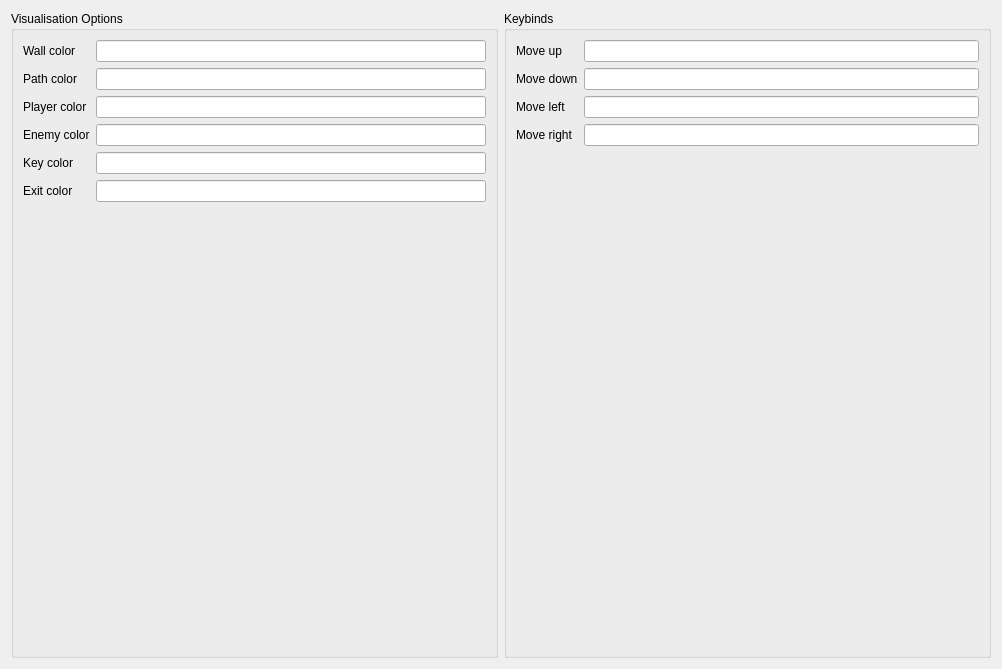
First picture: the form in QT_UI_Design/UI_OptionsScreen.ui, repository JasonLiu1229/Automata-Group-Project_2021-2022, before the edit.
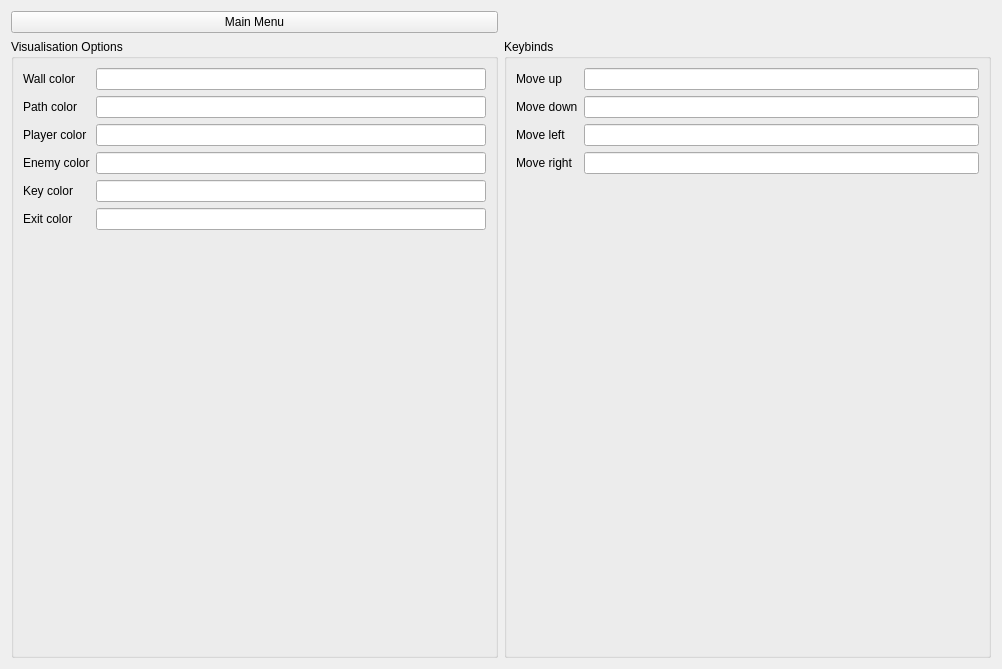
Second picture: the form after the edit.

```diff
--- a/QT_UI_Design/UI_OptionsScreen.ui
+++ b/QT_UI_Design/UI_OptionsScreen.ui
@@ -14,7 +14,7 @@
    <string>Form</string>
   </property>
   <layout class="QGridLayout" name="gridLayout_2">
-   <item row="0" column="0">
+   <item row="1" column="0">
     <widget class="QGroupBox" name="VisualisationOptionsBox">
      <property name="title">
       <string>Visualisation Options</string>
@@ -95,7 +95,7 @@
      </layout>
     </widget>
    </item>
-   <item row="0" column="1">
+   <item row="1" column="1">
     <widget class="QGroupBox" name="KeybindsBox">
      <property name="title">
       <string>Keybinds</string>
@@ -147,6 +147,13 @@
      </layout>
     </widget>
    </item>
+   <item row="0" column="0">
+    <widget class="QPushButton" name="mainMenuButton_optionsScreen">
+     <property name="text">
+      <string>Main Menu</string>
+     </property>
+    </widget>
+   </item>
   </layout>
  </widget>
  <resources/>
```
